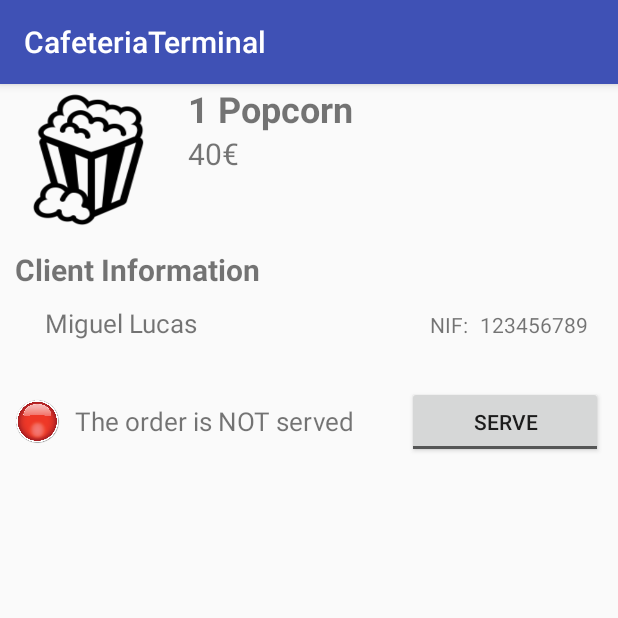
After one commit to Bragado/Ticket-and-Payment-System, an Android app: the OrderActivity screen opened directly, with no data from a screen before it, on a phone screen of 412 x 824 dp, the top half of it. The commit adds this screen. Run offline under Robolectric (Android 15) with nearby library versions, the phone set to English and light mode, and no system bars; 2 statements that could not run were skipped.

Commit message:
Added single order activity

```diff
--- a/CafeteriaTerminal/app/src/main/AndroidManifest.xml
+++ b/CafeteriaTerminal/app/src/main/AndroidManifest.xml
@@ -16,7 +16,8 @@
                 <category android:name="android.intent.category.LAUNCHER" />
             </intent-filter>
         </activity>
-        <activity android:name=".OrderListActivity"></activity>
+        <activity android:name=".OrderListActivity" />
+        <activity android:name=".OrderActivity"></activity>
     </application>
 
 </manifest>
--- /dev/null
+++ b/CafeteriaTerminal/app/src/main/java/cmov/miguellucas/com/cafeteriaterminal/OrderActivity.java
@@ -0,0 +1,62 @@
+package cmov.miguellucas.com.cafeteriaterminal;
+
+import android.app.Activity;
+import android.content.Intent;
+import android.support.v7.app.AppCompatActivity;
+import android.os.Bundle;
+import android.widget.CompoundButton;
+import android.widget.ImageView;
+import android.widget.TextView;
+import android.widget.ToggleButton;
+
+import logic.Cafeteria;
+import logic.Order;
+
+public class OrderActivity extends AppCompatActivity {
+
+    private Order order;
+    private ToggleButton btnOrderStatus;
+
+    @Override
+    protected void onCreate(Bundle savedInstanceState) {
+        super.onCreate(savedInstanceState);
+        setContentView(R.layout.activity_order);
+
+        order = (Order) getIntent().getSerializableExtra(OrderListActivity.ID_EXTRA);
+
+        btnOrderStatus = findViewById(R.id.btn_order_status);
+
+        if (order.getOrderServed()) {
+            changeOrderStatus(true);
+
+        } else {
+            changeOrderStatus(false);
+        }
+
+
+        btnOrderStatus.setOnCheckedChangeListener(new CompoundButton.OnCheckedChangeListener() {
+            public void onCheckedChanged(CompoundButton buttonView, boolean isChecked) {
+                changeOrderStatus(isChecked);
+            }
+        });
+    }
+
+    public void changeOrderStatus(boolean newStatus) {
+        btnOrderStatus.setChecked(newStatus);
+        ImageView icon = findViewById(R.id.order_status_icon);
+        TextView statusText = findViewById(R.id.order_status);
+
+        if (newStatus){
+            icon.setImageResource(R.drawable.circle_green);
+            statusText.setText(R.string.order_served);
+        } else {
+            icon.setImageResource(R.drawable.circle_red);
+            statusText.setText(R.string.order_not_served);
+
+        }
+
+        order.setOrderServed(newStatus);
+    }
+
+
+}
--- a/CafeteriaTerminal/app/src/main/java/cmov/miguellucas/com/cafeteriaterminal/OrderListActivity.java
+++ b/CafeteriaTerminal/app/src/main/java/cmov/miguellucas/com/cafeteriaterminal/OrderListActivity.java
@@ -1,5 +1,6 @@
 package cmov.miguellucas.com.cafeteriaterminal;
 
+import android.content.Intent;
 import android.support.annotation.NonNull;
 import android.support.v7.app.AppCompatActivity;
 import android.os.Bundle;
@@ -18,7 +19,7 @@ import logic.Cafeteria;
 import logic.Order;
 
 public class OrderListActivity extends AppCompatActivity implements ListView.OnItemClickListener {
-
+    public final static String ID_EXTRA = "org.proj1.cafeteriaTerminal.order";
     private Cafeteria cafeteria;
 
     @Override
@@ -37,7 +38,10 @@ public class OrderListActivity extends AppCompatActivity implements ListView.OnI
 
     @Override
     public void onItemClick(AdapterView<?> adapterView, View view, int pos, long id) {
-        Toast.makeText(this, "dsfaf", Toast.LENGTH_SHORT).show();
+        //Toast.makeText(this, "dsfaf", Toast.LENGTH_SHORT).show();
+        Intent i = new Intent(this, OrderActivity.class);
+        i.putExtra(ID_EXTRA, cafeteria.getOrders().get(pos));
+        startActivityForResult(i);
     }
 
     class OrderAdapter extends ArrayAdapter<Order> {
@@ -67,7 +71,6 @@ public class OrderListActivity extends AppCompatActivity implements ListView.OnI
 
             ImageView icon = row.findViewById(R.id.icon);
 
-            Log.d("TESTE", order.getType().toString());
             switch (order.getType()){
                 case COFFEE:
                     icon.setImageResource(R.drawable.coffee);
--- /dev/null
+++ b/CafeteriaTerminal/app/src/main/res/layout/activity_order.xml
@@ -0,0 +1,146 @@
+<?xml version="1.0" encoding="utf-8"?>
+<LinearLayout xmlns:android="http://schemas.android.com/apk/res/android"
+    xmlns:app="http://schemas.android.com/apk/res-auto"
+    android:id="@+id/order_row"
+    android:layout_width="match_parent"
+    android:layout_height="wrap_content"
+    android:orientation="vertical"
+    >
+
+    <LinearLayout
+        android:layout_width="match_parent"
+        android:layout_height="wrap_content"
+        android:orientation="horizontal" >
+
+        <ImageView
+            android:id="@+id/icon"
+            android:layout_width="500dp"
+            android:layout_height="100dp"
+            android:layout_weight="3"
+            android:paddingRight="6dp"
+            android:scaleType="fitXY"
+            app:srcCompat="@drawable/popcorn" />
+
+        <LinearLayout
+            android:layout_width="match_parent"
+            android:layout_height="wrap_content"
+            android:layout_weight="1"
+            android:orientation="vertical">
+
+            <TextView
+                android:id="@+id/order"
+                android:layout_width="match_parent"
+                android:layout_height="wrap_content"
+                android:ellipsize="end"
+                android:gravity="center_vertical"
+                android:maxLines="2"
+                android:text="1 Popcorn"
+                android:textSize="24sp"
+                android:textStyle="bold" />
+
+            <TextView
+                android:id="@+id/price"
+                android:layout_width="match_parent"
+                android:layout_height="wrap_content"
+                android:ellipsize="end"
+                android:gravity="center_vertical"
+                android:textSize="20sp"
+                android:maxLines="1"
+                android:text="40€"/>
+        </LinearLayout>
+    </LinearLayout>
+
+    <LinearLayout
+        android:layout_width="match_parent"
+        android:layout_height="wrap_content"
+        android:layout_marginTop="10dp"
+        android:orientation="vertical"
+        android:paddingLeft="10dp">
+
+        <TextView
+            android:layout_width="wrap_content"
+            android:layout_height="wrap_content"
+            android:textSize="20sp"
+            android:textStyle="bold"
+            android:text="@string/order_client_info_title" />
+
+        <LinearLayout
+            android:layout_width="match_parent"
+            android:layout_height="wrap_content"
+            android:orientation="horizontal"
+            android:paddingTop="10dp"
+            android:paddingLeft="20dp"
+            android:paddingRight="20dp">
+
+            <TextView
+                android:id="@+id/order_client_name"
+                android:layout_width="wrap_content"
+                android:layout_height="wrap_content"
+                android:text="Miguel Lucas"
+                android:layout_weight="4"
+                android:textSize="17sp"/>
+
+            <TextView
+                android:layout_width="wrap_content"
+                android:layout_height="wrap_content"
+                android:text="@string/order_client_nif"
+                android:paddingRight="8dp"
+                android:textSize="14sp"/>
+
+            <TextView
+                android:id="@+id/order_client_nif"
+                android:layout_width="wrap_content"
+                android:layout_height="wrap_content"
+                android:text="123456789"
+                android:textSize="14sp"/>
+
+        </LinearLayout>
+    </LinearLayout>
+
+    <LinearLayout
+        android:layout_width="match_parent"
+        android:layout_height="wrap_content"
+        android:orientation="horizontal"
+        android:layout_marginTop="30dp"
+        android:paddingLeft="10dp"
+        android:paddingRight="10dp" >
+
+        <LinearLayout
+            android:layout_width="0dp"
+            android:layout_height="wrap_content"
+            android:orientation="horizontal"
+            android:layout_weight="2"
+            android:layout_gravity="center" >
+
+            <ImageView
+                android:id="@+id/order_status_icon"
+                android:layout_width="30dp"
+                android:layout_height="30dp"
+                app:srcCompat="@drawable/circle_green" />
+
+            <TextView
+                android:id="@+id/order_status"
+                android:layout_width="wrap_content"
+                android:layout_height="wrap_content"
+                android:text="The order is served"
+                android:textSize="17sp"
+                android:layout_gravity="center"
+                android:paddingLeft="10dp"
+                />
+
+        </LinearLayout>
+
+        <ToggleButton
+            android:id="@+id/btn_order_status"
+            android:layout_width="0dp"
+            android:layout_height="wrap_content"
+            android:layout_gravity="center"
+            android:layout_weight="1"
+            android:textOff="@string/btn_order_status"
+            android:textOn="@string/btn_order_status"
+            />
+    </LinearLayout>
+
+
+
+</LinearLayout>
--- a/CafeteriaTerminal/app/src/main/res/values/strings.xml
+++ b/CafeteriaTerminal/app/src/main/res/values/strings.xml
@@ -2,4 +2,9 @@
     <string name="app_name">CafeteriaTerminal</string>
     <string name="btn_order_list">Order List</string>
     <string name="btn_read_order">Read Order</string>
+    <string name="order_client_info_title">Client Information</string>
+    <string name="order_client_nif">NIF:</string>
+    <string name="order_served">The order is served</string>
+    <string name="order_not_served">The order is NOT served</string>
+    <string name="btn_order_status">Serve</string>
 </resources>
```
Also changed, not shown: CafeteriaTerminal/app/src/main/res/drawable/circle_green.png (added), CafeteriaTerminal/app/src/main/res/drawable/circle_red.png (added).
